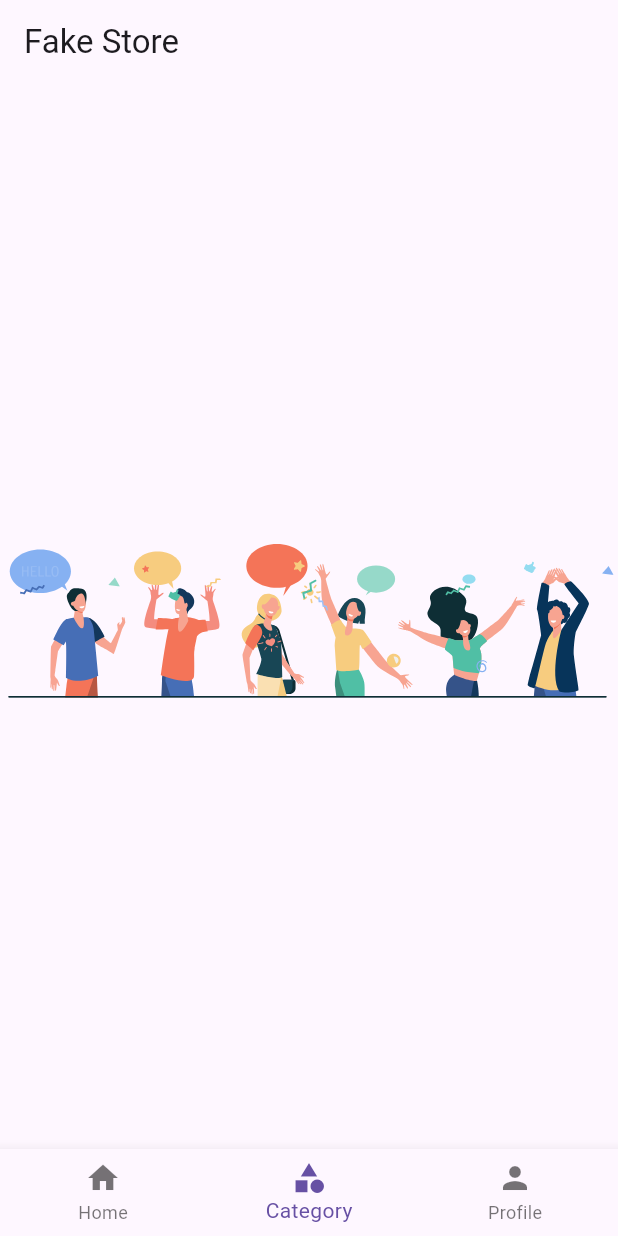
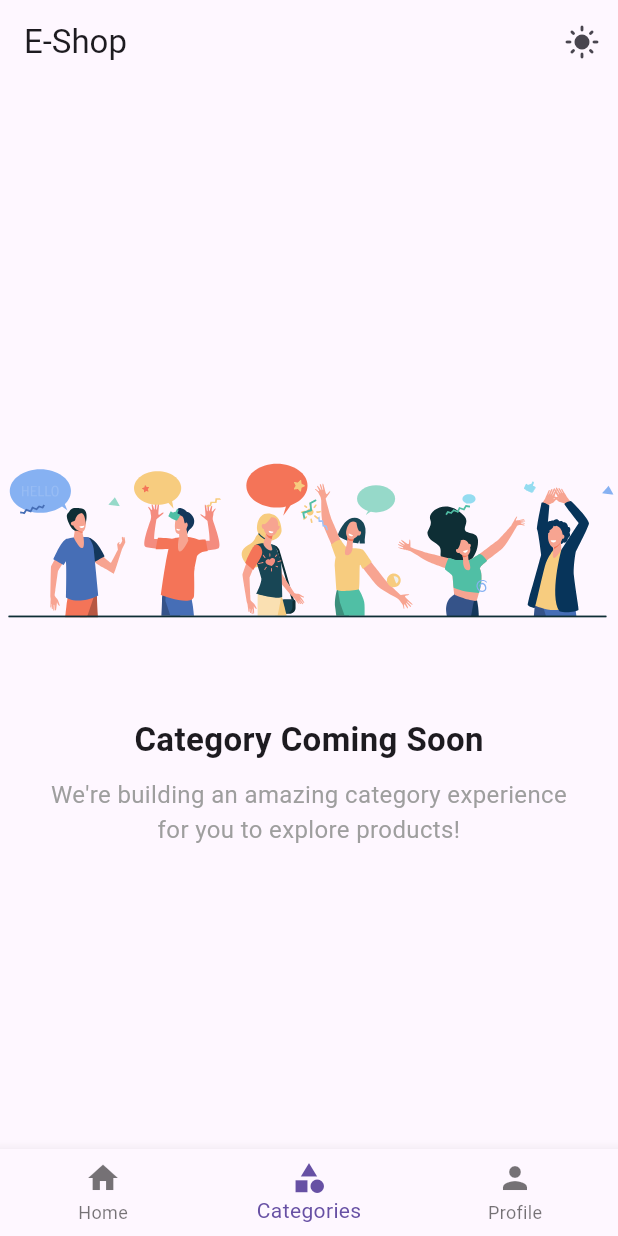
Before and after one commit to abdullamaqsood/appdev, a Flutter app: the screen it shows after launch, item 2 of the bottom bar chosen, on a phone screen of 412 x 824 dp. Run offline on Flutter 3.47's test engine with Material 3 defaults, Android fonts, the light colour scheme and no system bars; our stand-ins replace flutter_bloc, google_fonts, lottie; statements that could not run were skipped.

Commit message:
Third commit

```diff
--- a/lib/main.dart
+++ b/lib/main.dart
@@ -1,43 +1,70 @@
 import 'package:flutter/material.dart';
 import 'package:flutter_bloc/flutter_bloc.dart';
-import 'package:lottie/lottie.dart';
 import 'bloc/product_bloc.dart';
 import 'bloc/product_event.dart';
-import 'bloc/product_state.dart';
-
+import 'screens/home_screen.dart';
+import 'screens/category_screen.dart';
+import 'screens/profile_screen.dart';
 
 void main() {
   runApp(MyApp());
 }
 
-class MyApp extends StatelessWidget {
+class MyApp extends StatefulWidget {
+  @override
+  _MyAppState createState() => _MyAppState();
+}
+
+class _MyAppState extends State<MyApp> {
+  bool isDarkMode = false; // Global dark mode state
+
+  void _toggleTheme() {
+    setState(() {
+      isDarkMode = !isDarkMode;
+    });
+  }
+
   @override
   Widget build(BuildContext context) {
-    return MaterialApp(
-      theme: ThemeData.light(),
-      darkTheme: ThemeData.dark(),
-      themeMode: ThemeMode.system,
-      home: BlocProvider(
-        create: (context) => ProductBloc()..add(FetchProducts()),
-        child: HomeScreen(),
+    return BlocProvider(
+      create: (context) => ProductBloc()..add(FetchProducts()),
+      child: MaterialApp(
+        theme: ThemeData.light(),
+        darkTheme: ThemeData.dark(),
+        themeMode: isDarkMode ? ThemeMode.dark : ThemeMode.light, // Apply dark mode globally
+        home: MainScreen(
+          isDarkMode: isDarkMode,
+          toggleTheme: _toggleTheme,
+        ),
       ),
     );
   }
 }
 
-class HomeScreen extends StatefulWidget {
+class MainScreen extends StatefulWidget {
+  final bool isDarkMode;
+  final VoidCallback toggleTheme;
+
+  MainScreen({required this.isDarkMode, required this.toggleTheme});
+
   @override
-  _HomeScreenState createState() => _HomeScreenState();
+  _MainScreenState createState() => _MainScreenState();
 }
 
-class _HomeScreenState extends State<HomeScreen> {
+class _MainScreenState extends State<MainScreen> {
   int _selectedIndex = 0;
 
-  final List<Widget> _pages = [
-    ProductListScreen(),
-    ComingSoonScreen(), // Category Page
-    ComingSoonScreen(), // Profile Page
-  ];
+  late List<Widget> _pages;
+
+  @override
+  void initState() {
+    super.initState();
+    _pages = [
+      HomeScreen(isDarkMode: widget.isDarkMode, toggleTheme: widget.toggleTheme),
+      CategoryScreen(isDarkMode: widget.isDarkMode, toggleTheme: widget.toggleTheme),
+      ProfileScreen(isDarkMode: widget.isDarkMode, toggleTheme: widget.toggleTheme),
+    ];
+  }
 
   void _onItemTapped(int index) {
     setState(() {
@@ -48,53 +75,16 @@ class _HomeScreenState extends State<HomeScreen> {
   @override
   Widget build(BuildContext context) {
     return Scaffold(
-      appBar: AppBar(title: Text('Fake Store')),
-      body: _pages[_selectedIndex],
+      body: _pages[_selectedIndex], // Only one screen is displayed at a time
       bottomNavigationBar: BottomNavigationBar(
         currentIndex: _selectedIndex,
         onTap: _onItemTapped,
         items: [
           BottomNavigationBarItem(icon: Icon(Icons.home), label: 'Home'),
-          BottomNavigationBarItem(icon: Icon(Icons.category), label: 'Category'),
+          BottomNavigationBarItem(icon: Icon(Icons.category), label: 'Categories'),
           BottomNavigationBarItem(icon: Icon(Icons.person), label: 'Profile'),
         ],
       ),
     );
   }
 }
-
-class ProductListScreen extends StatelessWidget {
-  @override
-  Widget build(BuildContext context) {
-    return BlocBuilder<ProductBloc, ProductState>(
-      builder: (context, state) {
-        if (state is ProductLoading) {
-          return Center(child: CircularProgressIndicator());
-        } else if (state is ProductLoaded) {
-          return ListView.builder(
-            itemCount: state.products.length,
-            itemBuilder: (context, index) {
-              final product = state.products[index];
-              return ListTile(
-                leading: Image.network(product.image, width: 50, height: 50),
-                title: Text(product.title),
-                subtitle: Text('\$${product.price.toString()}'),
-              );
-            },
-          );
-        } else {
-          return Center(child: Text('Error loading products'));
-        }
-      },
-    );
-  }
-}
-
-class ComingSoonScreen extends StatelessWidget {
-  @override
-  Widget build(BuildContext context) {
-    return Center(
-      child: Lottie.asset('assets/coming_soon.json'), // Use the animation file
-    );
-  }
-}
--- a/lib/screens/category_screen.dart
+++ b/lib/screens/category_screen.dart
@@ -1,20 +1,43 @@
 import 'package:flutter/material.dart';
+import 'package:lottie/lottie.dart';
 
-class CategoriesScreen extends StatelessWidget {
+class CategoryScreen extends StatelessWidget {
+  final bool isDarkMode;
+  final VoidCallback toggleTheme;
+
+  CategoryScreen({required this.isDarkMode, required this.toggleTheme});
+
   @override
   Widget build(BuildContext context) {
     return Scaffold(
-      appBar: AppBar(title: Text('E-Shop')),
-      body: Center(
-        child: Column(
-          mainAxisAlignment: MainAxisAlignment.center,
-          children: [
-            Text('Categories Coming Soon', style: TextStyle(fontSize: 24, fontWeight: FontWeight.bold)),
-            SizedBox(height: 16),
-            Text("We're working hard to bring you a great category browsing experience!",
-                textAlign: TextAlign.center, style: TextStyle(fontSize: 16, color: Colors.grey)),
-          ],
-        ),
+      appBar: AppBar(
+        title: Text("E-Shop"),
+        actions: [
+          IconButton(
+            icon: Icon(isDarkMode ? Icons.dark_mode : Icons.light_mode),
+            onPressed: toggleTheme,
+          ),
+        ],
+      ),
+      body: Column(
+        mainAxisAlignment: MainAxisAlignment.center,
+        children: [
+          Lottie.asset('assets/coming_soon.json', height: 200),
+          SizedBox(height: 20),
+          Text(
+            "Category Coming Soon",
+            style: TextStyle(fontSize: 22, fontWeight: FontWeight.bold),
+          ),
+          SizedBox(height: 10),
+          Padding(
+            padding: const EdgeInsets.symmetric(horizontal: 30),
+            child: Text(
+              "We're building an amazing category experience for you to explore products!",
+              textAlign: TextAlign.center,
+              style: TextStyle(fontSize: 16, color: Colors.grey),
+            ),
+          ),
+        ],
       ),
     );
   }
--- a/pubspec.yaml
+++ b/pubspec.yaml
@@ -38,6 +38,7 @@ dependencies:
   flutter_bloc: ^9.1.0
   http: ^1.3.0
   lottie: ^3.2.0
+  google_fonts: ^6.2.1
 
 dev_dependencies:
   flutter_test:
```
Also changed, not shown: lib/screens/home_screen.dart (+29 -64 lines), lib/screens/profile_screen.dart (+45 -16 lines), pubspec.lock, 1 other file.
